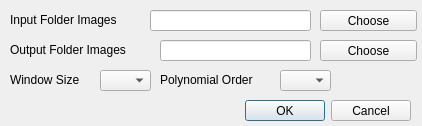
Old version of the form LAPIGTools/tools/SavitzkyGolayFilter_dialog_base.ui in the repository lapig-ufg/lapig-tools.
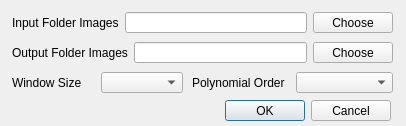
New version of the form.

```diff
--- a/LAPIGTools/tools/SavitzkyGolayFilter_dialog_base.ui
+++ b/LAPIGTools/tools/SavitzkyGolayFilter_dialog_base.ui
@@ -6,7 +6,7 @@
    <rect>
     <x>0</x>
     <y>0</y>
-    <width>422</width>
+    <width>406</width>
     <height>126</height>
    </rect>
   </property>
@@ -16,7 +16,7 @@
   <widget class="QDialogButtonBox" name="buttonBox">
    <property name="geometry">
     <rect>
-     <x>70</x>
+     <x>50</x>
      <y>100</y>
      <width>341</width>
      <height>21</height>
@@ -29,123 +29,107 @@
     <set>QDialogButtonBox::Cancel|QDialogButtonBox::Ok</set>
    </property>
   </widget>
-  <widget class="QLineEdit" name="lineEditOutImages">
+  <widget class="QWidget" name="">
    <property name="geometry">
     <rect>
-     <x>160</x>
-     <y>40</y>
-     <width>151</width>
+     <x>12</x>
+     <y>12</y>
+     <width>381</width>
      <height>21</height>
     </rect>
    </property>
+   <layout class="QHBoxLayout" name="horizontalLayout">
+    <item>
+     <widget class="QLabel" name="label_3">
+      <property name="text">
+       <string>Input Folder Images</string>
+      </property>
+     </widget>
+    </item>
+    <item>
+     <widget class="QLineEdit" name="lineEditInImages"/>
+    </item>
+    <item>
+     <widget class="QPushButton" name="InButton">
+      <property name="text">
+       <string>Choose</string>
+      </property>
+     </widget>
+    </item>
+   </layout>
   </widget>
-  <widget class="QLineEdit" name="lineEditInImages">
+  <widget class="QWidget" name="">
    <property name="geometry">
     <rect>
-     <x>150</x>
-     <y>10</y>
-     <width>161</width>
+     <x>12</x>
+     <y>42</y>
+     <width>381</width>
      <height>21</height>
     </rect>
    </property>
+   <layout class="QHBoxLayout" name="horizontalLayout_2">
+    <item>
+     <widget class="QLabel" name="label_4">
+      <property name="text">
+       <string>Output Folder Images</string>
+      </property>
+     </widget>
+    </item>
+    <item>
+     <widget class="QLineEdit" name="lineEditOutImages"/>
+    </item>
+    <item>
+     <widget class="QPushButton" name="outButton">
+      <property name="text">
+       <string>Choose</string>
+      </property>
+     </widget>
+    </item>
+   </layout>
   </widget>
-  <widget class="QLabel" name="label">
+  <widget class="QWidget" name="">
    <property name="geometry">
     <rect>
-     <x>160</x>
-     <y>70</y>
-     <width>121</width>
-     <height>20</height>
-    </rect>
-   </property>
-   <property name="text">
-    <string>Polynomial Order</string>
-   </property>
-  </widget>
-  <widget class="QComboBox" name="comboBoxPoly">
-   <property name="geometry">
-    <rect>
-     <x>280</x>
-     <y>70</y>
-     <width>51</width>
+     <x>12</x>
+     <y>72</y>
+     <width>171</width>
      <height>21</height>
     </rect>
    </property>
+   <layout class="QHBoxLayout" name="horizontalLayout_3">
+    <item>
+     <widget class="QLabel" name="label_2">
+      <property name="text">
+       <string>Window Size</string>
+      </property>
+     </widget>
+    </item>
+    <item>
+     <widget class="QComboBox" name="comboBoxWindow"/>
+    </item>
+   </layout>
   </widget>
-  <widget class="QLabel" name="label_2">
+  <widget class="QWidget" name="">
    <property name="geometry">
     <rect>
-     <x>10</x>
-     <y>70</y>
-     <width>91</width>
-     <height>20</height>
-    </rect>
-   </property>
-   <property name="text">
-    <string>Window Size</string>
-   </property>
-  </widget>
-  <widget class="QComboBox" name="comboBoxWindow">
-   <property name="geometry">
-    <rect>
-     <x>100</x>
-     <y>70</y>
-     <width>51</width>
+     <x>192</x>
+     <y>72</y>
+     <width>201</width>
      <height>21</height>
     </rect>
    </property>
-  </widget>
-  <widget class="QLabel" name="label_3">
-   <property name="geometry">
-    <rect>
-     <x>10</x>
-     <y>10</y>
-     <width>141</width>
-     <height>20</height>
-    </rect>
-   </property>
-   <property name="text">
-    <string>Input Folder Images</string>
-   </property>
-  </widget>
-  <widget class="QLabel" name="label_4">
-   <property name="geometry">
-    <rect>
-     <x>10</x>
-     <y>40</y>
-     <width>151</width>
-     <height>20</height>
-    </rect>
-   </property>
-   <property name="text">
-    <string>Output Folder Images</string>
-   </property>
-  </widget>
-  <widget class="QPushButton" name="InButton">
-   <property name="geometry">
-    <rect>
-     <x>320</x>
-     <y>10</y>
-     <width>97</width>
-     <height>21</height>
-    </rect>
-   </property>
-   <property name="text">
-    <string>Choose</string>
-   </property>
-  </widget>
-  <widget class="QPushButton" name="outButton">
-   <property name="geometry">
-    <rect>
-     <x>320</x>
-     <y>40</y>
-     <width>97</width>
-     <height>21</height>
-    </rect>
-   </property>
-   <property name="text">
-    <string>Choose</string>
-   </property>
+   <layout class="QHBoxLayout" name="horizontalLayout_4">
+    <item>
+     <widget class="QLabel" name="label">
+      <property name="text">
+       <string>Polynomial Order</string>
+      </property>
+     </widget>
+    </item>
+    <item>
+     <widget class="QComboBox" name="comboBoxPoly"/>
+    </item>
+   </layout>
   </widget>
  </widget>
  <resources/>
```
